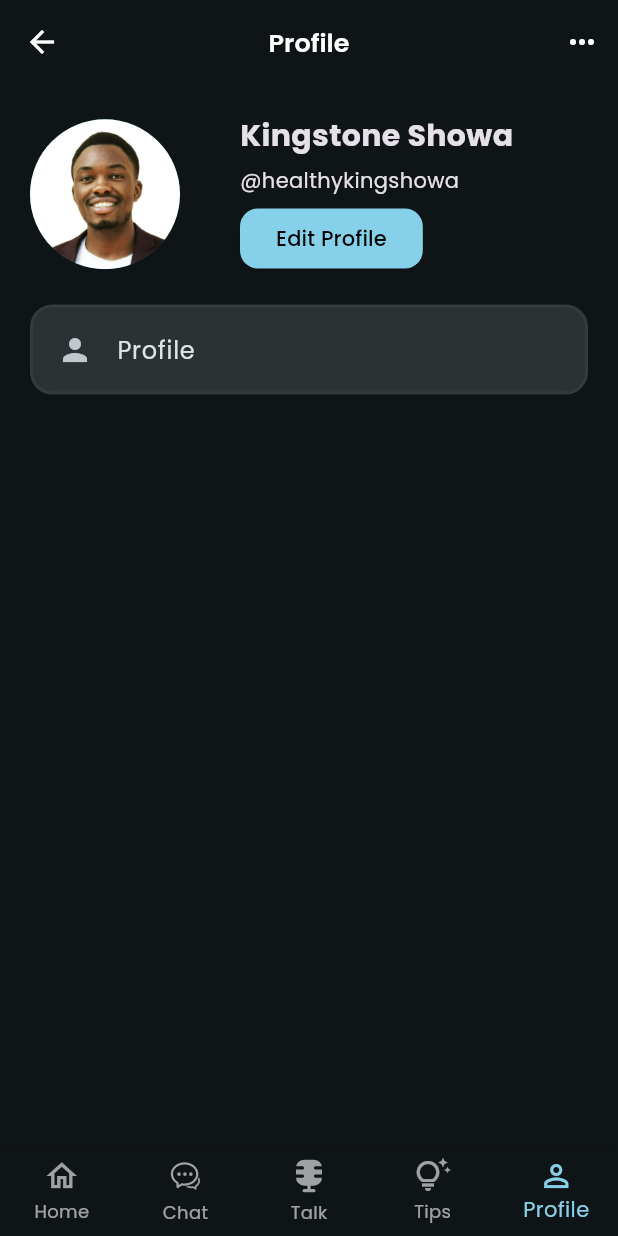
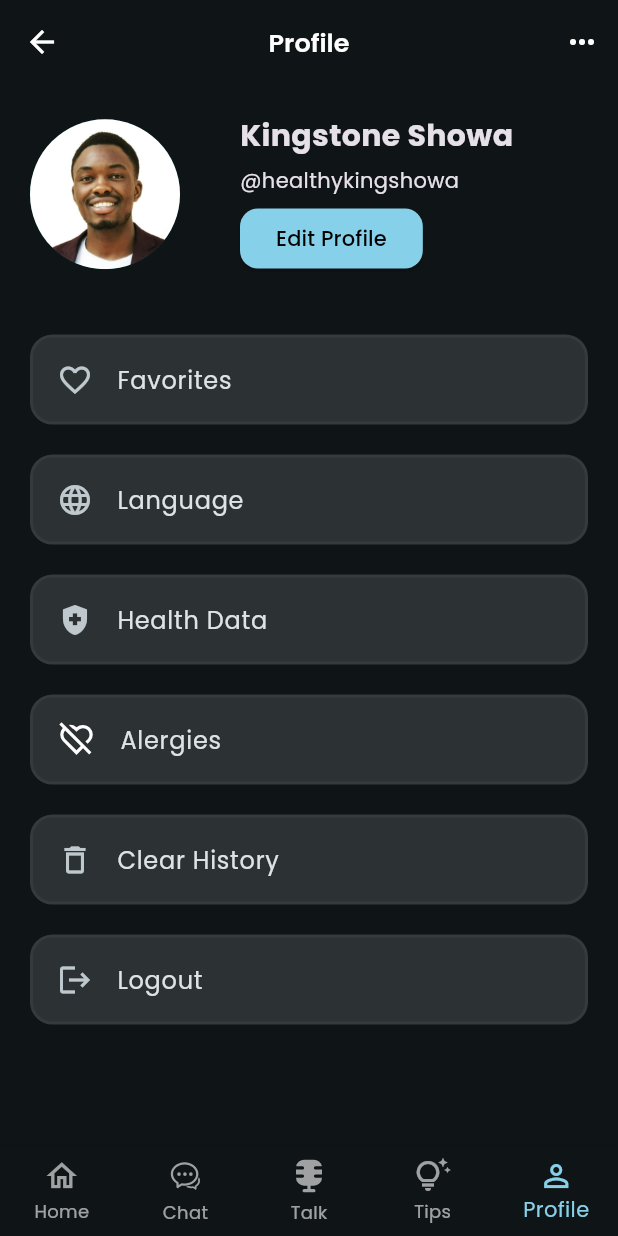
Before and after one commit to kingshowa/doctor_gen_app, a Flutter app: the ProfilePage screen opened by its route, on a phone screen of 412 x 824 dp. Run offline on Flutter 3.47's test engine with Material 3 defaults, Android fonts, the phone set to English and light mode, and no system bars; our stand-ins replace flutter_svg, google_fonts, image_picker; network calls fail.

Commit message:
profile page finish

```diff
--- a/lib/pages/profile_page.dart
+++ b/lib/pages/profile_page.dart
@@ -1,5 +1,6 @@
 import 'package:doctor_gen_app/widgets/bottom_nav_bar.dart';
 import 'package:flutter/material.dart';
+import 'package:flutter_svg/svg.dart';
 
 class ProfilePage extends StatelessWidget {
   const ProfilePage({super.key});
@@ -58,12 +59,57 @@ class ProfilePage extends StatelessWidget {
               ),
             ],
           ),
+          const SizedBox(height: 40),
+          ListTile(
+            leading: Icon(Icons.favorite_border),
+            title: Text("Favorites"),
+            onTap: () {
+              // Handle profile action
+            },
+          ),
           const SizedBox(height: 20),
           ListTile(
-            leading: Icon(Icons.person),
-            title: Text("Profile"),
+            leading: Icon(Icons.language),
+            title: Text("Language"),
             onTap: () {
-              // Handle profile action
+              // Handle settings action
+            },
+          ),
+          const SizedBox(height: 20),
+          ListTile(
+            leading: Icon(Icons.health_and_safety),
+            title: Text("Health Data"),
+            onTap: () {
+              // Handle notifications action
+            },
+          ),
+          const SizedBox(height: 20),
+          ListTile(
+            leading: SvgPicture.asset(
+              'assets/icons/ri--dislike-line.svg',
+              width: 26,
+              height: 26,
+              color: Colors.white, // optional: tint the icon
+            ),
+            title: Text("Alergies"),
+            onTap: () {
+              // Handle settings action
+            },
+          ),
+          const SizedBox(height: 20),
+          ListTile(
+            leading: Icon(Icons.delete_outlined),
+            title: Text("Clear History"),
+            onTap: () {
+              // Handle settings action
+            },
+          ),
+          const SizedBox(height: 20),
+          ListTile(
+            leading: Icon(Icons.logout),
+            title: Text("Logout"),
+            onTap: () {
+              // Handle settings action
             },
           ),
         ],
```
Also changed, not shown: assets/icons/ri--dislike-line.svg (added).
